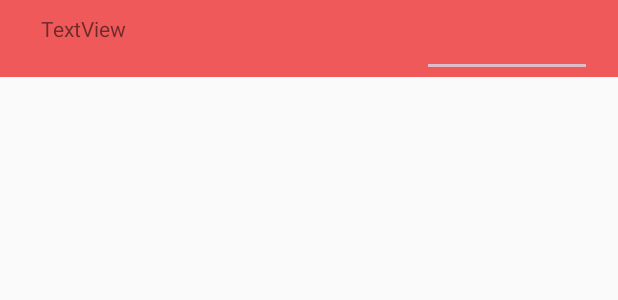
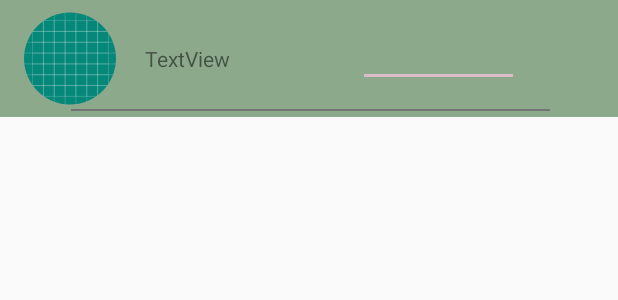
Before and after one commit to AkhilRautela/ledger_system, an Android app: the layout money_split_row.xml on its own in the app's theme, with its tools: preview values and no code run, on a phone screen of 412 x 824 dp. Shown: the top 300 px of the screen. Run offline under Robolectric (Android 15) with nearby library versions, the phone set to English and light mode, and no system bars.

Commit message:
ui fix and few tweaks

```diff
--- a/app/src/main/java/com/example/ledgersystem/multicontactselector_adapter.java
+++ b/app/src/main/java/com/example/ledgersystem/multicontactselector_adapter.java
@@ -60,11 +60,13 @@ public class multicontactselector_adapter extends RecyclerView.Adapter<multicont
                     ekobject.setIsselected(true);
                 }
                 if(ekobject.isIsselected()){
-                    v.setBackgroundColor(Color.RED);
+                    v.setBackgroundColor(Color.rgb(90,90,90));
+                    v.setAlpha((float) 0.8);
                     Toast.makeText(app.getApplicationContext(),ekobject.getName()+" Selected",Toast.LENGTH_SHORT).show();
                 }
                 else{
-                    v.setBackgroundColor(Color.BLUE);
+                    v.setAlpha((float) 1.0);
+                    v.setBackgroundColor(Color.WHITE);
                 }
             }
         });
--- /dev/null
+++ b/app/src/main/res/drawable/ic_line_11.xml
@@ -0,0 +1,11 @@
+<vector xmlns:android="http://schemas.android.com/apk/res/android"
+    android:width="319dp"
+    android:height="1dp"
+    android:viewportWidth="319"
+    android:viewportHeight="1">
+  <path
+      android:pathData="M0,0.5L319,0.5"
+      android:strokeWidth="1"
+      android:fillColor="#00000000"
+      android:strokeColor="#707070"/>
+</vector>
--- a/app/src/main/res/layout/frag_splitbill.xml
+++ b/app/src/main/res/layout/frag_splitbill.xml
@@ -17,6 +17,7 @@
         android:orientation="horizontal"
         app:layout_constraintBottom_toBottomOf="parent"
         app:layout_constraintEnd_toEndOf="parent"
+        app:layout_constraintHorizontal_bias="0.0"
         app:layout_constraintStart_toStartOf="parent"
         app:layout_constraintTop_toTopOf="parent"
         app:layout_constraintVertical_bias="0.024">
--- a/app/src/main/res/layout/money_split_row.xml
+++ b/app/src/main/res/layout/money_split_row.xml
@@ -4,30 +4,52 @@
     xmlns:tools="http://schemas.android.com/tools"
     android:layout_width="match_parent"
     android:layout_height="wrap_content"
-    android:background="#EF5959">
+    android:background="#8AA88A"
+    android:alpha="0.98">
+
+    <de.hdodenhof.circleimageview.CircleImageView
+        android:id="@+id/contact_img_d"
+        android:layout_width="61dp"
+        android:layout_height="78dp"
+        android:src="@drawable/ic_launcher_background"
+        app:layout_constraintBottom_toBottomOf="parent"
+        app:layout_constraintEnd_toEndOf="parent"
+        app:layout_constraintHorizontal_bias="0.046"
+        app:layout_constraintStart_toStartOf="parent"
+        app:layout_constraintTop_toTopOf="parent" />
 
     <TextView
         android:id="@+id/textView8"
-        android:layout_width="230dp"
-        android:layout_height="42dp"
+        android:layout_width="95dp"
+        android:layout_height="59dp"
+        android:gravity="center"
         android:text="TextView"
         app:layout_constraintBottom_toBottomOf="parent"
         app:layout_constraintEnd_toEndOf="parent"
-        app:layout_constraintHorizontal_bias="0.151"
-        app:layout_constraintStart_toStartOf="parent"
-        app:layout_constraintTop_toTopOf="parent"
-        app:layout_constraintVertical_bias="1.0" />
+        app:layout_constraintHorizontal_bias="0.0"
+        app:layout_constraintStart_toEndOf="@+id/contact_img_d"
+        app:layout_constraintTop_toTopOf="parent" />
 
     <EditText
         android:id="@+id/editText4"
-        android:layout_width="113dp"
-        android:layout_height="51dp"
+        android:layout_width="107dp"
+        android:layout_height="38dp"
         android:ems="10"
         android:inputType="number"
         app:layout_constraintBottom_toBottomOf="parent"
         app:layout_constraintEnd_toEndOf="parent"
-        app:layout_constraintHorizontal_bias="0.943"
+        app:layout_constraintStart_toEndOf="@+id/textView8"
+        app:layout_constraintTop_toTopOf="parent" />
+
+    <ImageView
+        android:id="@+id/imageView3"
+        android:layout_width="475dp"
+        android:layout_height="1dp"
+        app:layout_constraintBottom_toBottomOf="parent"
+        app:layout_constraintEnd_toEndOf="parent"
         app:layout_constraintStart_toStartOf="parent"
-        app:layout_constraintTop_toTopOf="parent"
-        app:layout_constraintVertical_bias="0.067" />
+        app:layout_constraintTop_toBottomOf="@+id/textView8"
+        app:srcCompat="@drawable/ic_line_11"
+        android:paddingBottom="0dp"
+        android:layout_marginBottom="0dp"/>
 </androidx.constraintlayout.widget.ConstraintLayout>
```
Also changed, not shown: app/src/main/res/layout/contact_child.xml (+9 -1 lines), app/src/main/res/layout/onerow.xml (deleted, +0 -32 lines).
